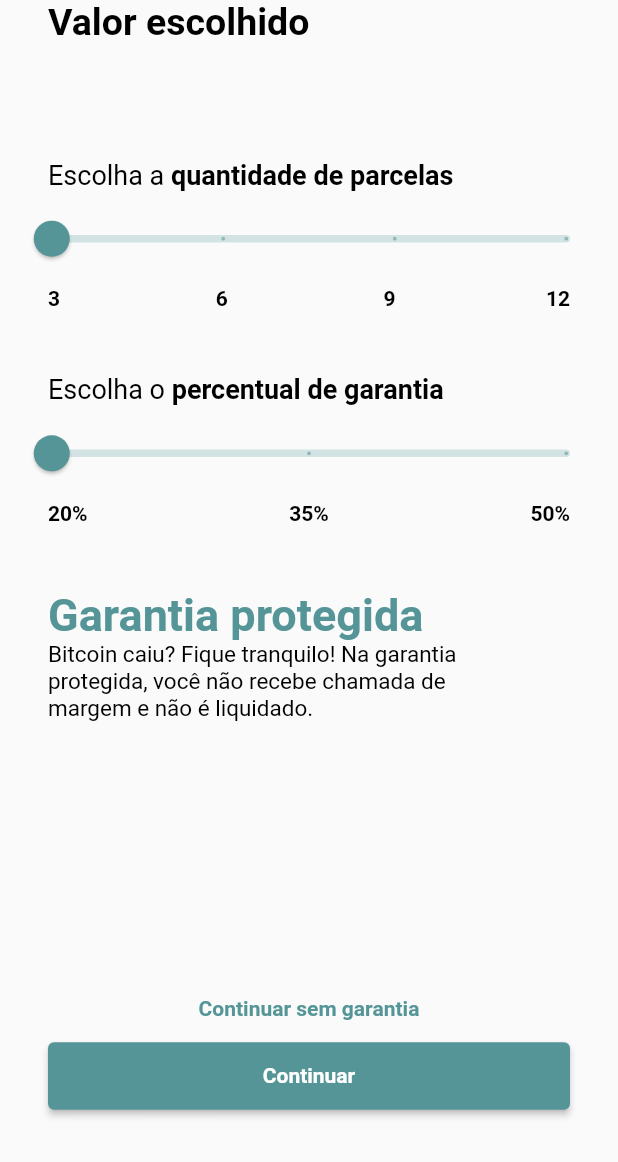
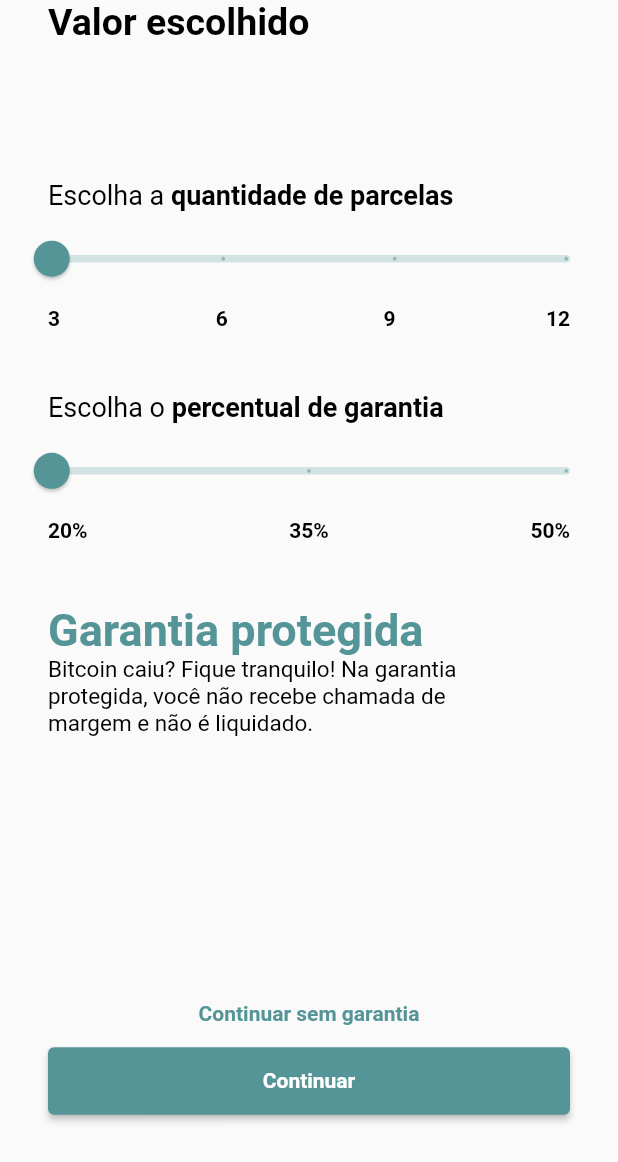
Before and after one commit to Mathvdias/credit_simulator_rispar, a Flutter app: the SetDataPayment widget shown alone on an empty page, opened directly with empty values, on a phone screen of 412 x 824 dp. Shown: the top 1162 px of the screen. Run offline on Flutter 3.47's test engine with Material 2 defaults, Android fonts, the phone set to English and light mode, and no system bars; our stand-ins replace dio, flutter_svg, shared_preferences; accounts and stored records are empty.

Commit message:
fix: money value in the screen data

```diff
--- a/lib/src/modules/set_money/view/components/set_data_payment.dart
+++ b/lib/src/modules/set_money/view/components/set_data_payment.dart
@@ -23,11 +23,15 @@ class SetDataPayment extends StatefulWidget {
 class _SetDataPaymentState extends State<SetDataPayment> {
   @override
   Widget build(BuildContext context) {
+    final controller = context.watch<SetMoneyController>();
     return Column(
       crossAxisAlignment: CrossAxisAlignment.start,
       children: [
         const TextInfoPattern(fontSize: 25, titleExtension: 'Valor escolhido'),
-        _textColorGreen(widget.text.text),
+        const SizedBox(
+          height: 15,
+        ),
+        _textColorGreen(controller.inputMoney.text),
         const Spacer(
           flex: 1,
         ),
```
